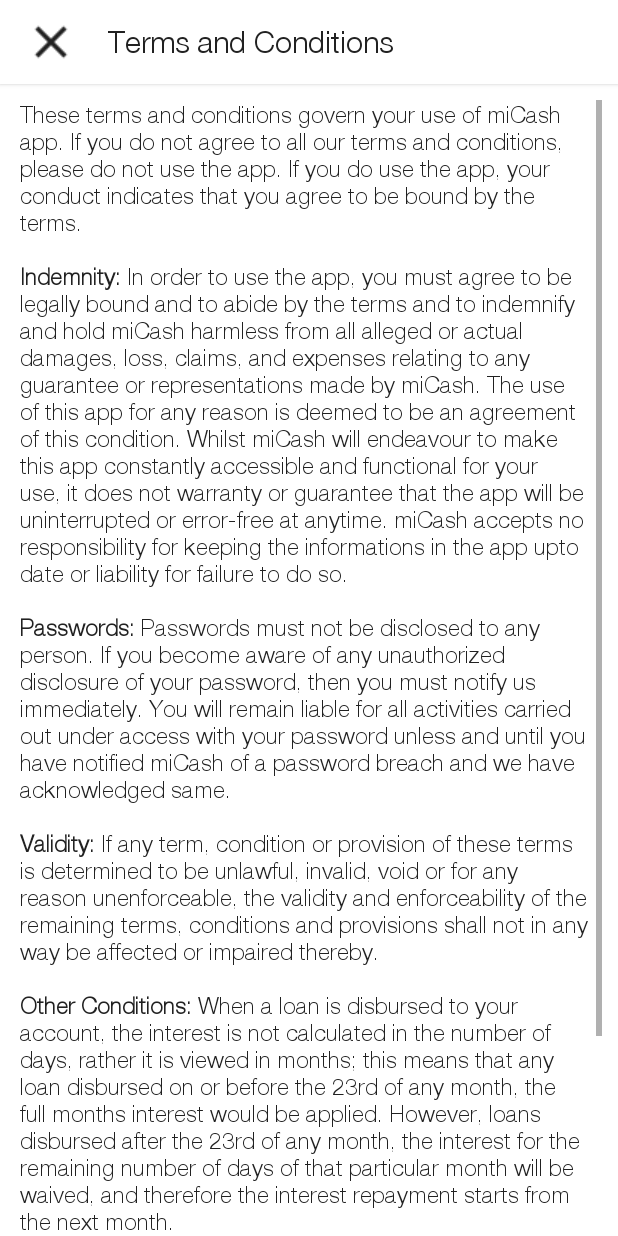
After one commit to paultonga/micash-legacy, an Android app: the layout dialog_fullscreen.xml on its own in the app's theme, with its tools: preview values and no code run, on a phone screen of 412 x 824 dp. The commit adds this screen. Run offline under Robolectric (Android 15) with nearby library versions, the phone set to English and light mode, and no system bars.

Commit message:
terms and conditions

```diff
--- a/app/build.gradle
+++ b/app/build.gradle
@@ -55,6 +55,7 @@
     compile 'com.github.pinball83:masked-edittext:1.0.3'
     compile 'com.github.reinaldoarrosi:maskededittext:1.1.0'
     compile 'joda-time:joda-time:2.9.9'
+    compile 'com.android.support:cardview-v7:25.3.1'
     testCompile 'junit:junit:4.12'
 }
 
--- a/app/src/main/java/ng/com/bitlab/micash/ui/register/RegisterActivity.java
+++ b/app/src/main/java/ng/com/bitlab/micash/ui/register/RegisterActivity.java
@@ -1,5 +1,6 @@
 package ng.com.bitlab.micash.ui.register;
 
+import android.app.Dialog;
 import android.app.ProgressDialog;
 import android.content.Context;
 import android.content.Intent;
@@ -13,14 +14,18 @@
 import android.support.v7.widget.Toolbar;
 import android.text.InputType;
 import android.text.method.PasswordTransformationMethod;
+import android.text.method.ScrollingMovementMethod;
 import android.view.View;
 import android.widget.EditText;
+import android.widget.ImageView;
+import android.widget.TextView;
 import android.widget.Toast;
 
 import com.google.android.gms.tasks.OnCompleteListener;
 import com.google.android.gms.tasks.Task;
 import com.google.firebase.auth.AuthResult;
 import com.google.firebase.auth.FirebaseAuth;
+import com.squareup.picasso.Picasso;
 
 import butterknife.BindView;
 import butterknife.ButterKnife;
@@ -56,6 +61,7 @@
         Toolbar toolbar = (Toolbar) findViewById(R.id.toolbar);
         setSupportActionBar(toolbar);
         getSupportActionBar().setTitle("");
+
 
         if(!isTaskRoot()) {
             getSupportActionBar().setDisplayShowHomeEnabled(true);
@@ -128,6 +134,23 @@
     }
 
     @Override
+    @OnClick(R.id.tv_agreement)
+    public void showTermsAndConditions() {
+        final Dialog fullscreenDialog = new Dialog(this, R.style.DialogFullscreen);
+        fullscreenDialog.setContentView(R.layout.dialog_fullscreen);
+        ImageView img_dialog_fullscreen_close = (ImageView) fullscreenDialog.findViewById(R.id.img_dialog_fullscreen_close);
+        TextView tv = (TextView) fullscreenDialog.findViewById(R.id.tv_terms_and_conditions);
+        tv.setMovementMethod(new ScrollingMovementMethod());
+        img_dialog_fullscreen_close.setOnClickListener(new View.OnClickListener() {
+            @Override
+            public void onClick(View v) {
+                fullscreenDialog.dismiss();
+            }
+        });
+        fullscreenDialog.show();
+    }
+
+    @Override
     public void onBackPressed() {
         super.onBackPressed();
     }
--- a/app/src/main/java/ng/com/bitlab/micash/ui/register/RegisterContract.java
+++ b/app/src/main/java/ng/com/bitlab/micash/ui/register/RegisterContract.java
@@ -21,6 +21,8 @@
 
         void startVerifyActivity();
 
+        void showTermsAndConditions();
+
     }
 
     interface Presenter extends IBasePresenter<View> {
--- a/app/src/main/res/layout/activity_register.xml
+++ b/app/src/main/res/layout/activity_register.xml
@@ -148,7 +148,7 @@
             android:layout_width="@dimen/_230sdp"
             android:layout_height="wrap_content"
             android:text="@string/register_agreement"
-            android:textColor="@color/whiteText"
+            android:textColor="@drawable/white_text_button_color"
             android:textSize="@dimen/_10ssp"
             android:textAlignment="center"/>
 
--- /dev/null
+++ b/app/src/main/res/layout/dialog_fullscreen.xml
@@ -0,0 +1,58 @@
+<?xml version="1.0" encoding="utf-8"?>
+<RelativeLayout xmlns:android="http://schemas.android.com/apk/res/android"
+    xmlns:app="http://schemas.android.com/apk/res-auto"
+    android:layout_width="match_parent"
+    android:layout_height="match_parent"
+    android:background="@android:color/white">
+
+    <android.support.v7.widget.CardView
+        android:id="@+id/card_dialog_fullscreen"
+        android:layout_width="match_parent"
+        android:layout_height="?attr/actionBarSize"
+        app:cardCornerRadius="0dp"
+        app:cardElevation="2dp">
+
+        <LinearLayout
+            android:layout_width="match_parent"
+            android:layout_height="match_parent"
+            android:orientation="horizontal">
+
+            <ImageView
+                android:id="@+id/img_dialog_fullscreen_close"
+                android:layout_width="wrap_content"
+                android:layout_height="wrap_content"
+                android:layout_gravity="center_vertical"
+                android:layout_marginStart="12dp"
+                android:background="?attr/selectableItemBackgroundBorderless"
+                android:clickable="true"
+                android:padding="4dp"
+                android:src="@drawable/ic_close_white_24dp"
+                android:tint="@color/colorPrimaryText" />
+
+            <TextView
+                style="@style/Base.DialogWindowTitle.AppCompat"
+                android:layout_width="wrap_content"
+                android:layout_height="wrap_content"
+                android:layout_gravity="center_vertical"
+                android:layout_marginStart="16dp"
+                android:text="Terms and Conditions"
+                android:textColor="@color/colorPrimaryText" />
+        </LinearLayout>
+    </android.support.v7.widget.CardView>
+
+    <TextView
+        android:id="@+id/tv_terms_and_conditions"
+        android:layout_width="match_parent"
+        android:layout_height="match_parent"
+        android:layout_below="@+id/card_dialog_fullscreen"
+        android:text="@string/terms_and_conditions"
+        android:textSize="@dimen/_12ssp"
+        android:paddingTop="@dimen/_8sdp"
+        android:paddingLeft="@dimen/_10sdp"
+        android:paddingRight="@dimen/_8sdp"
+        android:textColor="@color/colorPrimaryText"
+        android:layout_centerInParent="true"
+        android:maxLines="200"
+        android:scrollbars="vertical"/>
+
+</RelativeLayout>
--- a/app/src/main/res/values/strings.xml
+++ b/app/src/main/res/values/strings.xml
@@ -28,4 +28,16 @@
     <string name="new_login_notice">Welcome to miCash. Please enter your email and password to login.</string>
     <string name="resume_notice">Welcome <b>%1$s</b>. Please enter your password to login.</string>
     <string name="edit_number"> <u>Edit number</u> </string>
+
+    <string name="terms_and_conditions">These terms and conditions govern your use of miCash app. If you do not agree to all our terms and conditions, please do not use the app. If you do use the app, your conduct indicates that you agree to be bound by the terms.
+        \n\n<b>Indemnity:</b> In order to use the app, you must agree to be legally bound and to abide by the terms and to indemnify and hold miCash harmless from all alleged or actual damages, loss, claims, and expenses relating to any guarantee or representations made by miCash. The use of this app for any reason is deemed to be an agreement of this condition.
+
+        Whilst miCash will endeavour to make this app constantly accessible and functional for your use, it does not warranty or guarantee that the app will be uninterrupted or error-free at anytime. miCash accepts no responsibility for keeping the informations in the app upto date or liability for failure to do so.
+        \n\n<b>Passwords:</b> Passwords must not be disclosed to any person. If you become aware of any unauthorized disclosure of your password, then you must notify us immediately. You will remain liable for all activities carried out under access with your password unless and until you have notified miCash of a password breach and we have acknowledged same.
+        \n\n<b>Validity:</b> If any term, condition or provision of these terms is determined to be unlawful, invalid, void or for any reason unenforceable, the validity and enforceability of the remaining terms, conditions and provisions shall not in any way be affected or impaired thereby.
+        \n\n<b>Other Conditions:</b> When a loan is disbursed to your account, the interest is not calculated in the number of days, rather it is viewed in months;  this means that any loan disbursed on or before the 23rd of any month, the full months interest would be applied. However, loans disbursed after the 23rd of any month, the interest for the remaining number of days of that particular month will be waived, and therefore the interest repayment starts from the next month.
+        \n\nA default fee of double the interest rate the loan was given shall be charged on any outstanding unpaid obligation without recourse to the borrower.
+        \n\nIn the event of default by a borrower, miCash reserves the right at its discretion to transfer the defaulting account/ledger to a third party agency to recover any outstanding debt due to miCash.
+
+    </string>
 </resources>
--- a/app/src/main/res/values/styles.xml
+++ b/app/src/main/res/values/styles.xml
@@ -54,4 +54,10 @@
         <item name="elevation">0dp</item>
     </style>
 
+    <style name="DialogFullscreen" parent="@android:style/Theme.Material.Light.DialogWhenLarge">
+        <item name="android:windowNoTitle">true</item>
+        <item name="android:statusBarColor">@color/colorPrimaryDark</item>
+        <item name="android:windowAnimationStyle">@android:style/Animation.Dialog</item>
+    </style>
+
 </resources>
```
Also changed, not shown: app/src/main/res/drawable/ic_close_white_24dp.png (added), 563 other files.
